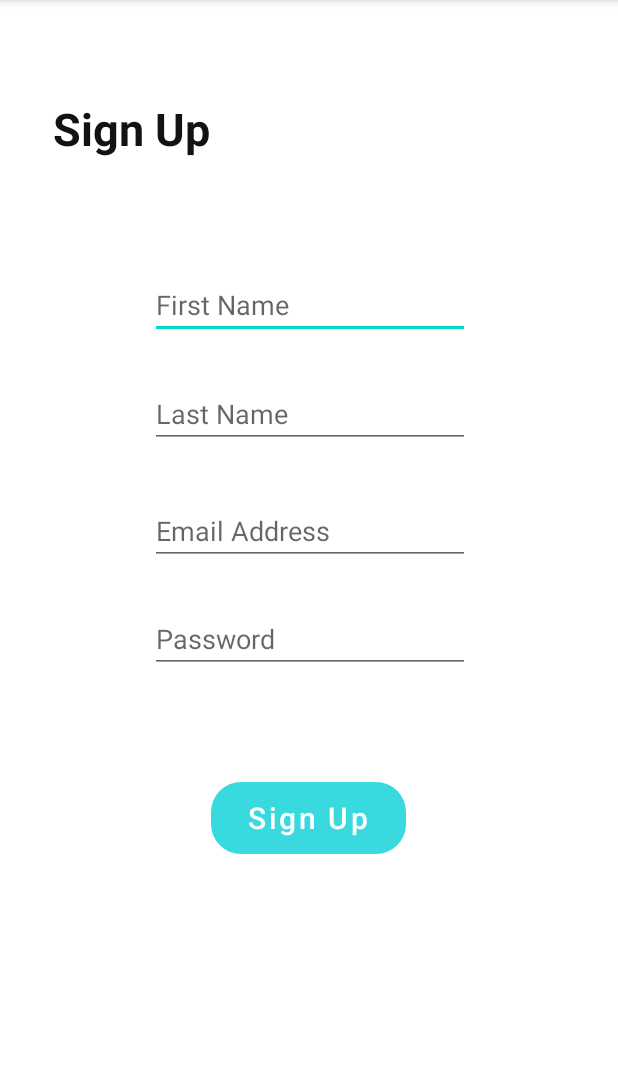
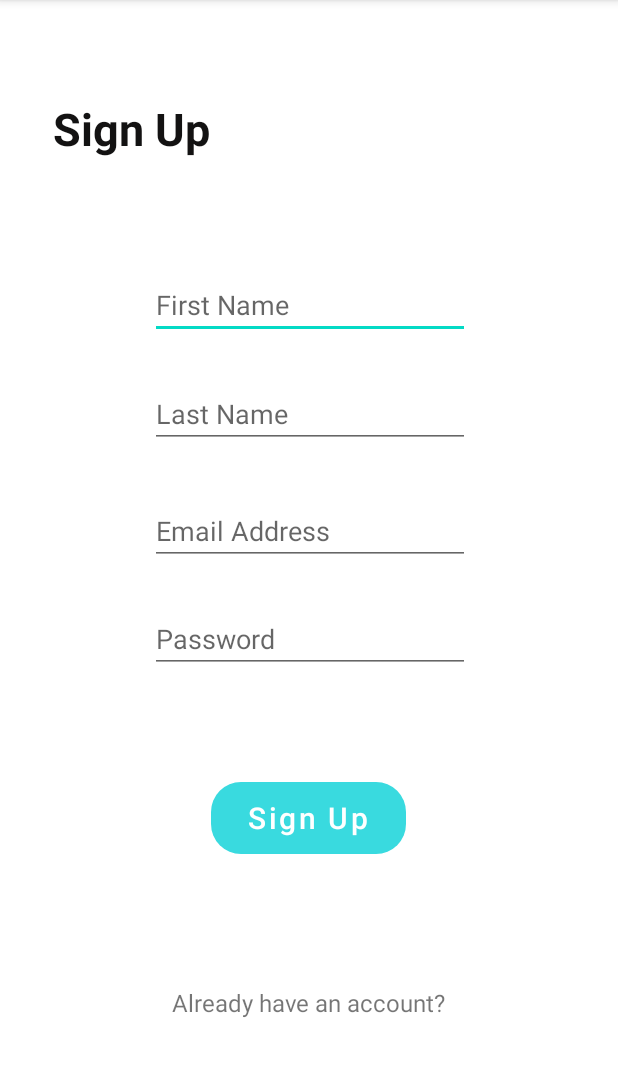
Before and after one commit to GarvitD/Dictionary-app, an Android app: the register_page screen opened directly, with no data from a screen before it, on a phone screen of 412 x 824 dp, the part 114-1191 px from its top. Run offline under Robolectric (Android 15) with nearby library versions, the phone set to English and light mode, and no system bars; our stand-ins replace Firebase (no records; nobody signed in at launch, a user with empty details on screens opened directly); Roboto replaces fonts that are not available here.

```diff
--- a/app/build.gradle
+++ b/app/build.gradle
@@ -31,12 +31,17 @@ android {
 
 dependencies {
 
+    implementation fileTree(dir: 'libs', include: ['*.jar'])
     implementation 'androidx.appcompat:appcompat:1.2.0'
     implementation 'com.google.android.material:material:1.3.0'
     implementation 'androidx.constraintlayout:constraintlayout:2.0.4'
     implementation 'com.google.android.gms:play-services-auth:19.0.0'
     implementation 'com.google.firebase:firebase-auth:20.0.2'
+    implementation "androidx.recyclerview:recyclerview:1.1.0"
+    implementation "androidx.recyclerview:recyclerview-selection:1.1.0"
+    implementation "androidx.cardview:cardview:1.0.0"
     testImplementation 'junit:junit:4.+'
     androidTestImplementation 'androidx.test.ext:junit:1.1.2'
     androidTestImplementation 'androidx.test.espresso:espresso-core:3.3.0'
+
 }
--- a/app/src/main/java/com/garvitd/dictionaryapp/register_page.java
+++ b/app/src/main/java/com/garvitd/dictionaryapp/register_page.java
@@ -10,6 +10,7 @@ import android.util.Patterns;
 import android.view.View;
 import android.widget.EditText;
 import android.widget.ProgressBar;
+import android.widget.TextView;
 import android.widget.Toast;
 
 import com.google.android.gms.tasks.OnCompleteListener;
@@ -22,6 +23,7 @@ public class register_page extends AppCompatActivity implements View.OnClickList
     EditText editTextemail,editTextpassword,editTextFirstname,editTextLastname;
     ProgressBar progressbar;
     private FirebaseAuth mAuth;
+    TextView backtologin;
 
 
 
@@ -37,8 +39,20 @@ public class register_page extends AppCompatActivity implements View.OnClickList
         editTextLastname=(EditText)findViewById(R.id.lastname);
         progressbar=(ProgressBar)findViewById(R.id.progressBar);
         mAuth = FirebaseAuth.getInstance();
+        backtologin=(TextView) findViewById(R.id.backtologin);
+        backtologin.setOnClickListener(new View.OnClickListener() {
+            @Override
+            public void onClick(View v) {
+                openloginactivity();
+            }
+        });
 
         findViewById(R.id.signupbutton).setOnClickListener(this);
+    }
+
+    private void openloginactivity() {
+        Intent intent=new Intent(this,login_activity.class);
+        startActivity(intent);
     }
 
     private void registerUser(){
--- a/app/src/main/res/layout/activity_register_page.xml
+++ b/app/src/main/res/layout/activity_register_page.xml
@@ -9,7 +9,7 @@
     <include
         android:id="@+id/tool2"
         layout="@layout/toolbar"
-        android:layout_width="414dp"
+        android:layout_width="match_parent"
         android:layout_height="76dp"
         app:layout_constraintBottom_toBottomOf="parent"
         app:layout_constraintEnd_toEndOf="parent"
@@ -117,5 +117,17 @@
         app:layout_constraintVertical_bias="0.499"
         android:visibility="gone"/>
 
+    <TextView
+        android:id="@+id/backtologin"
+        android:layout_width="wrap_content"
+        android:layout_height="wrap_content"
+        android:text="Already have an account?"
+        android:textSize="16sp"
+        app:layout_constraintBottom_toBottomOf="parent"
+        app:layout_constraintEnd_toEndOf="@+id/signupbutton"
+        app:layout_constraintStart_toStartOf="@+id/signupbutton"
+        app:layout_constraintTop_toTopOf="@+id/tool2"
+        app:layout_constraintVertical_bias="0.914" />
+
 
 </androidx.constraintlayout.widget.ConstraintLayout>
--- a/app/src/main/res/layout/activity_starting_page.xml
+++ b/app/src/main/res/layout/activity_starting_page.xml
@@ -37,9 +37,11 @@
         android:textStyle="bold"
         app:backgroundTint="@color/black"
         app:iconPadding="10dp"
+        app:layout_constraintBottom_toBottomOf="parent"
         app:layout_constraintEnd_toEndOf="@+id/textView"
         app:layout_constraintStart_toStartOf="@+id/textView"
         app:layout_constraintTop_toBottomOf="@+id/textView"
+        app:layout_constraintVertical_bias="0.054"
         app:strokeColor="#1C1919" />
 
     <ImageView
--- a/app/src/main/res/values/themes.xml
+++ b/app/src/main/res/values/themes.xml
@@ -12,5 +12,7 @@
         <!-- Status bar color. -->
         <item name="android:statusBarColor" tools:targetApi="l">?attr/colorPrimaryVariant</item>
         <!-- Customize your theme here. -->
+        <item name="android:actionMenuTextColor">@color/purple_700</item>
+
     </style>
 </resources>
```
Also changed, not shown: app/src/main/java/com/garvitd/dictionaryapp/first_screen.java (+33 -2 lines), app/src/main/res/layout/activity_first_screen.xml (+29 -13 lines), app/src/main/res/menu/menu_firstscreen.xml (added, +18 -0 lines), app/src/main/res/drawable-v24/logout1.png (added), 1 other file.
